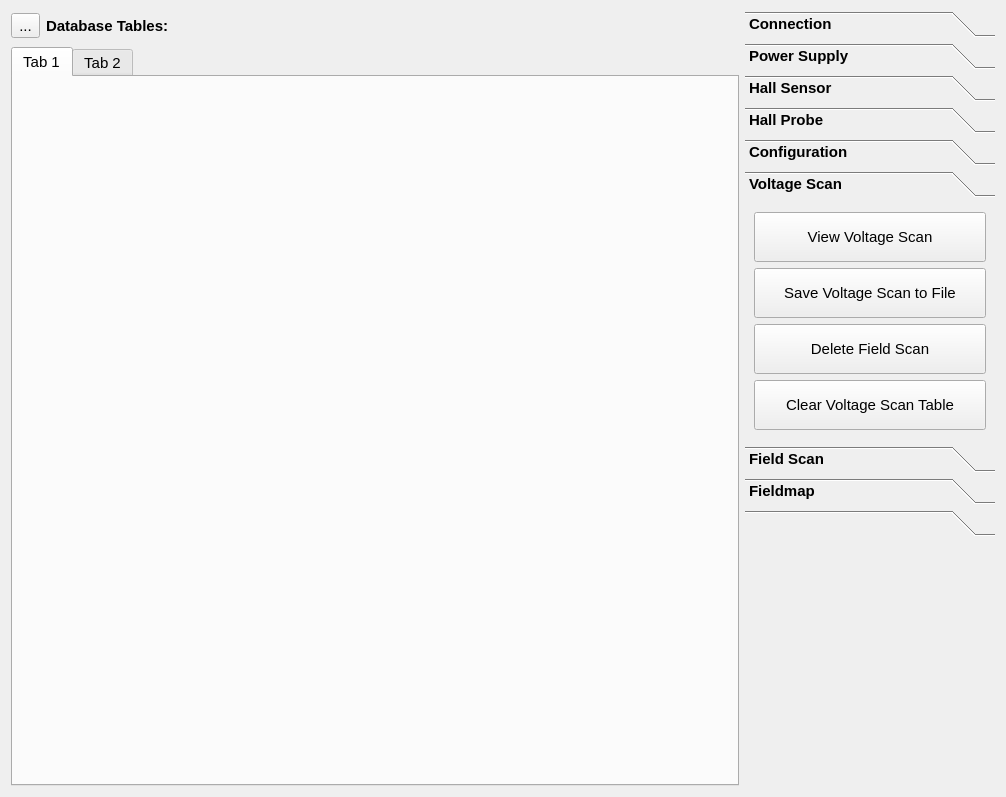
Before: the Qt Designer form hallbench/gui/ui/databasewidget.ui in lnls-ima/hall-bench-control, drawn with Qt 5.
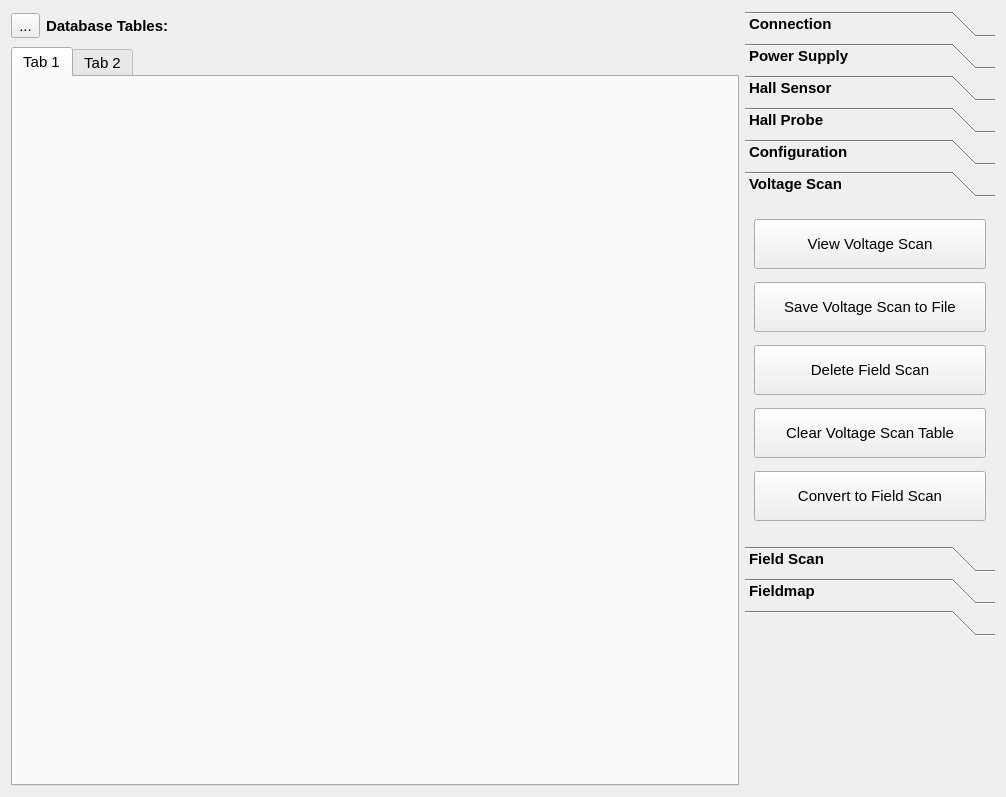
After: the same form once the commit is applied. The open tabs and pages were chosen to show the change. Icons and pictures are not drawn.

Commit message: Add option to convert voltage scans to field scans in database widget.

Diff of the .ui file:
```diff
--- a/hallbench/gui/ui/databasewidget.ui
+++ b/hallbench/gui/ui/databasewidget.ui
@@ -455,7 +455,7 @@
           <x>0</x>
           <y>0</y>
           <width>250</width>
-          <height>242</height>
+          <height>342</height>
          </rect>
         </property>
         <attribute name="label">
@@ -483,6 +483,12 @@
             <iconset>
              <normaloff>../../resources/img/curve.png</normaloff>../../resources/img/curve.png</iconset>
            </property>
+           <property name="iconSize">
+            <size>
+             <width>20</width>
+             <height>20</height>
+            </size>
+           </property>
           </widget>
          </item>
          <item row="1" column="0">
@@ -506,6 +512,12 @@
             <iconset>
              <normaloff>../../resources/img/save.png</normaloff>../../resources/img/save.png</iconset>
            </property>
+           <property name="iconSize">
+            <size>
+             <width>20</width>
+             <height>20</height>
+            </size>
+           </property>
           </widget>
          </item>
          <item row="2" column="0">
@@ -555,6 +567,41 @@
             <iconset>
              <normaloff>../../resources/img/clear.png</normaloff>../../resources/img/clear.png</iconset>
            </property>
+           <property name="iconSize">
+            <size>
+             <width>20</width>
+             <height>20</height>
+            </size>
+           </property>
+          </widget>
+         </item>
+         <item row="4" column="0">
+          <widget class="QPushButton" name="convert_to_field_scan_btn">
+           <property name="minimumSize">
+            <size>
+             <width>0</width>
+             <height>50</height>
+            </size>
+           </property>
+           <property name="font">
+            <font>
+             <weight>50</weight>
+             <bold>false</bold>
+            </font>
+           </property>
+           <property name="text">
+            <string>Convert to Field Scan</string>
+           </property>
+           <property name="icon">
+            <iconset>
+             <normaloff>../../resources/img/Send.png</normaloff>../../resources/img/Send.png</iconset>
+           </property>
+           <property name="iconSize">
+            <size>
+             <width>20</width>
+             <height>20</height>
+            </size>
+           </property>
           </widget>
          </item>
         </layout>
@@ -784,7 +831,7 @@
        <property name="sizeHint" stdset="0">
         <size>
          <width>20</width>
-         <height>250</height>
+         <height>150</height>
         </size>
        </property>
       </spacer>
```
Left out of the diff: 88 changed lines with no effect on the pictures. The commit also changes 15 other files.
